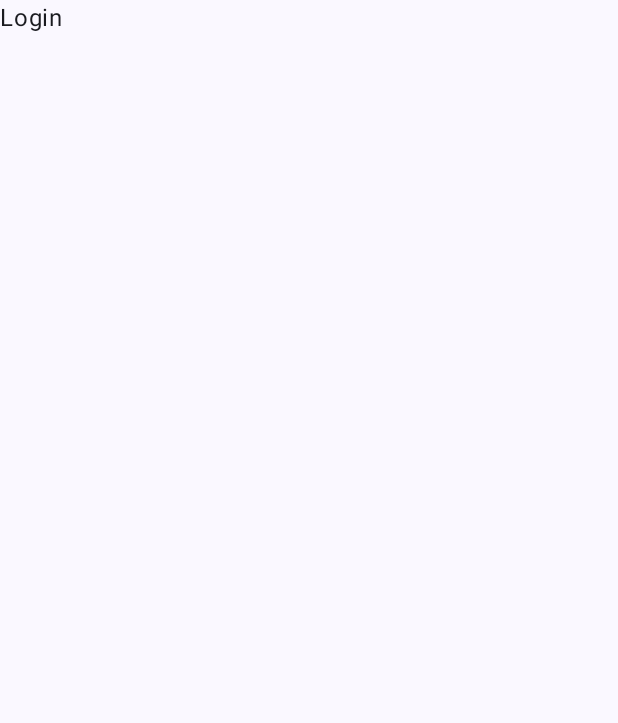
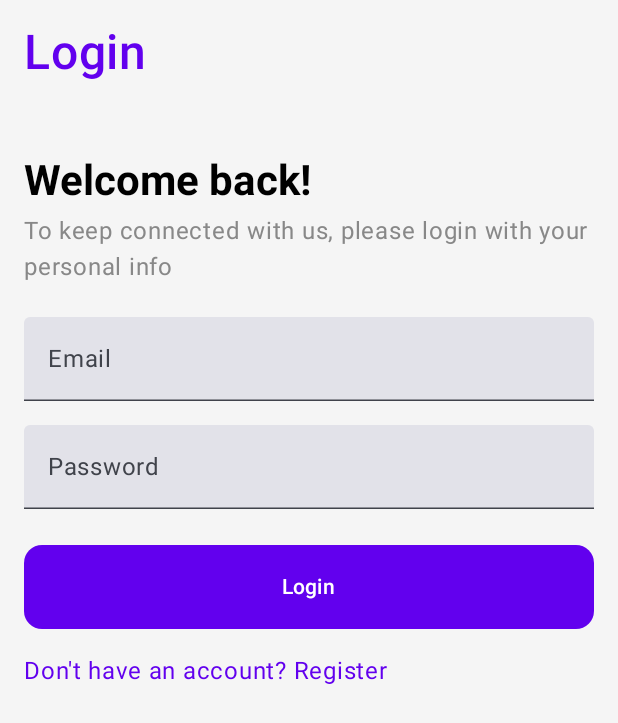
Before and after one commit to rekulgi/S3022329, an Android app built with Jetpack Compose: the screen it shows after launch (MainActivity), on a phone screen of 412 x 824 dp. Before the commit the part shown is almost empty. Shown: the top 723 px of the screen. Run offline under Robolectric (Android 15) with nearby library versions, the phone set to English and light mode, and no system bars.

Commit message:
commit 3

```diff
--- a/app/src/main/java/uk/ac/tees/mad/plasmalink/MainActivity.kt
+++ b/app/src/main/java/uk/ac/tees/mad/plasmalink/MainActivity.kt
@@ -45,7 +45,19 @@ class MainActivity : ComponentActivity() {
                         )
                     }
                     composable(Destinations.LOGIN_ROUTE) {
-                        LoginScreen()
+                        LoginScreen(
+                            onLoginSuccess = {
+                                navController.navigate(Destinations.HOME_ROUTE) {
+                                    popUpTo(Destinations.LOGIN_ROUTE) {
+                                        inclusive = true
+                                    }
+                                    launchSingleTop = true
+                                }
+                            },
+                            onNavigateToRegister = {
+                                navController.navigate(Destinations.REGISTER_ROUTE)
+                            }
+                        )
                     }
                     composable(Destinations.REGISTER_ROUTE) {
                         RegisterScreen()
--- a/app/src/main/java/uk/ac/tees/mad/plasmalink/ui/screens/LoginScreen.kt
+++ b/app/src/main/java/uk/ac/tees/mad/plasmalink/ui/screens/LoginScreen.kt
@@ -1,22 +1,129 @@
 package uk.ac.tees.mad.plasmalink.ui.screens
 
+
+import androidx.compose.foundation.background
+import androidx.compose.foundation.clickable
+import androidx.compose.foundation.layout.Arrangement
 import androidx.compose.foundation.layout.Box
+import androidx.compose.foundation.layout.Column
+import androidx.compose.foundation.layout.Spacer
 import androidx.compose.foundation.layout.fillMaxSize
+import androidx.compose.foundation.layout.fillMaxWidth
+import androidx.compose.foundation.layout.height
 import androidx.compose.foundation.layout.padding
+import androidx.compose.foundation.shape.RoundedCornerShape
+import androidx.compose.foundation.text.KeyboardOptions
+import androidx.compose.material3.Button
+import androidx.compose.material3.ButtonDefaults
+import androidx.compose.material3.MaterialTheme
 import androidx.compose.material3.Scaffold
 import androidx.compose.material3.Text
+import androidx.compose.material3.TextField
 import androidx.compose.runtime.Composable
+import androidx.compose.runtime.getValue
+import androidx.compose.runtime.mutableStateOf
+import androidx.compose.runtime.remember
+import androidx.compose.runtime.setValue
+import androidx.compose.ui.Alignment
 import androidx.compose.ui.Modifier
+import androidx.compose.ui.graphics.Color
+import androidx.compose.ui.text.font.FontWeight
+import androidx.compose.ui.text.input.ImeAction
+import androidx.compose.ui.text.input.PasswordVisualTransformation
+import androidx.compose.ui.unit.dp
+import androidx.compose.ui.unit.sp
+import uk.ac.tees.mad.plasmalink.ui.theme.Purple
 
 @Composable
-fun LoginScreen(modifier: Modifier = Modifier) {
+fun LoginScreen(onLoginSuccess: () -> Unit, onNavigateToRegister: () -> Unit) {
+    var email by remember { mutableStateOf("") }
+    var password by remember { mutableStateOf("") }
+    var errorMessage by remember { mutableStateOf("") }
+
     Scaffold(
-        modifier = modifier.fillMaxSize(),
+        modifier = Modifier.fillMaxSize(),
+        containerColor = Color(0xFFF5F5F5)
     ) { ip ->
         Box(modifier = Modifier.padding(ip)) {
-            Text(text = "Login")
+            Column(
+                modifier = Modifier
+                    .fillMaxSize()
+                    .padding(16.dp),
+            ) {
+                Text(
+                    text = "Login",
+                    fontSize = 32.sp,
+                    color = Purple,
+                    fontWeight = FontWeight.Medium
+                )
+
+                Spacer(modifier = Modifier.height(48.dp))
+                Text(
+                    text = "Welcome back!",
+                    style = MaterialTheme.typography.headlineMedium,
+                    fontWeight = FontWeight.Bold
+                )
+                Spacer(modifier = Modifier.height(6.dp))
+                Text(
+                    text = "To keep connected with us, please login with your personal info",
+                    style = MaterialTheme.typography.bodyLarge,
+                    color = Color.Gray
+                )
+                Spacer(modifier = Modifier.height(24.dp))
+
+                TextField(
+                    value = email,
+                    onValueChange = { email = it },
+                    label = { Text("Email") },
+                    modifier = Modifier.fillMaxWidth(),
+                    keyboardOptions = KeyboardOptions.Default.copy(imeAction = ImeAction.Next)
+                )
+
+                Spacer(modifier = Modifier.height(16.dp))
+
+                TextField(
+                    value = password,
+                    onValueChange = { password = it },
+                    modifier = Modifier.fillMaxWidth(),
+                    label = { Text("Password") },
+                    visualTransformation = PasswordVisualTransformation(),
+                    keyboardOptions = KeyboardOptions.Default.copy(imeAction = ImeAction.Done)
+                )
+
+                Spacer(modifier = Modifier.height(24.dp))
+
+                if (errorMessage.isNotEmpty()) {
+                    Text(text = errorMessage, color = Color.Red)
+                    Spacer(modifier = Modifier.height(8.dp))
+                }
+
+                Button(
+                    onClick = {
+                        if (email.isEmpty() || password.isEmpty()) {
+                            errorMessage = "Please fill in all fields."
+                        } else {
+                            onLoginSuccess()
+                        }
+                    },
+                    modifier = Modifier
+                        .fillMaxWidth()
+                        .height(56.dp),
+                    colors = ButtonDefaults.buttonColors(
+                        Purple
+                    ),
+                    shape = MaterialTheme.shapes.medium
+                ) {
+                    Text(text = "Login")
+                }
+
+                Spacer(modifier = Modifier.height(16.dp))
+
+                Text(
+                    text = "Don't have an account? Register",
+                    color = Color(0xFF6200EE),
+                    modifier = Modifier.clickable { onNavigateToRegister() }
+                )
+            }
         }
     }
-
-
 }
```
Also changed, not shown: 1 other file.
